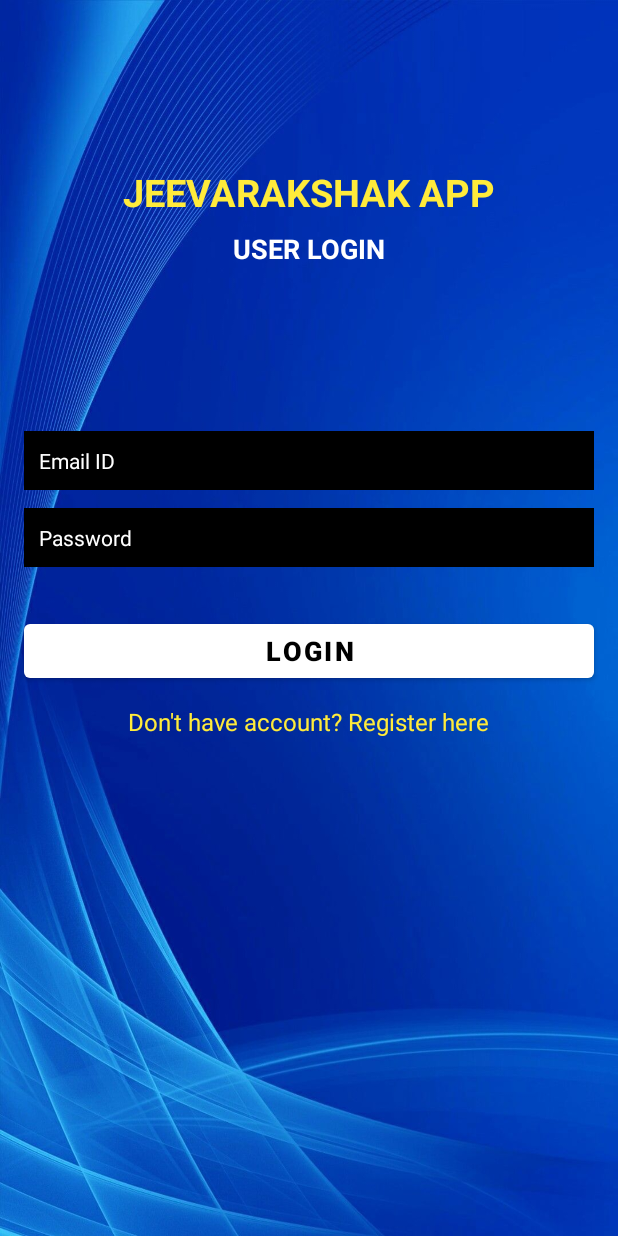
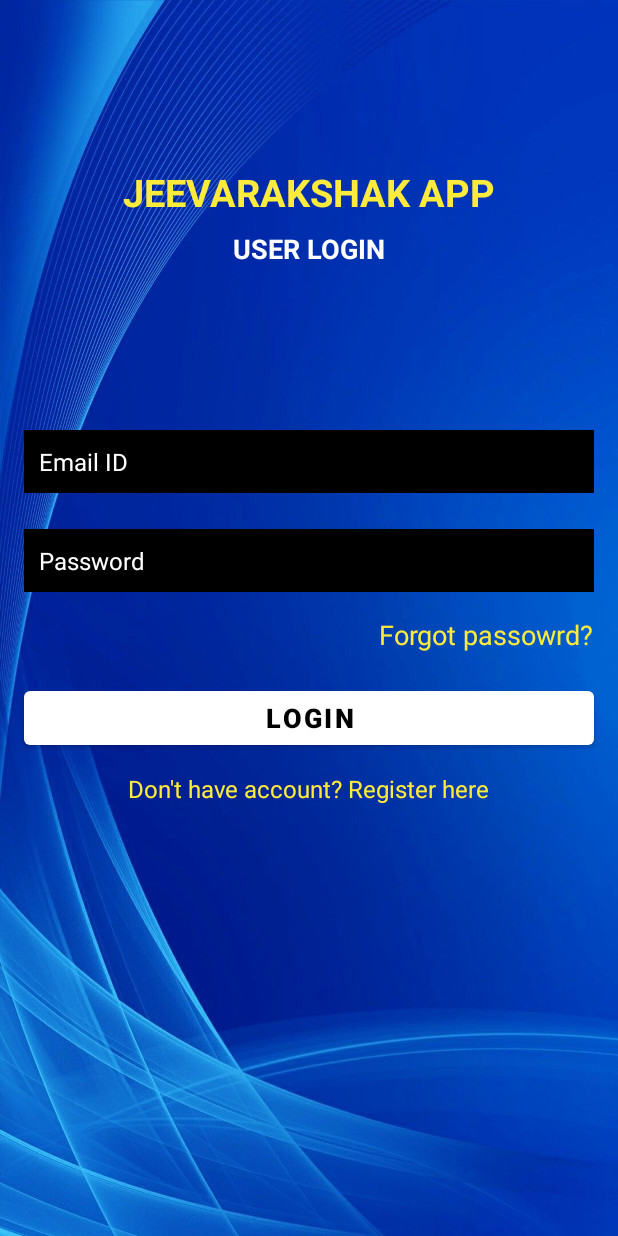
Before and after one commit to kushal-p1699/Accident-Detection-System, an Android app: the screen it shows after launch (Login_Activity), on a phone screen of 412 x 824 dp. Run offline under Robolectric (Android 15) with nearby library versions, the phone set to English and light mode, and no system bars; our stand-ins replace Firebase (no records; nobody signed in at launch, a user with empty details on screens opened directly).

Commit message:
forgot password added

```diff
--- a/app/src/main/java/com/example/accidentdetectionsystem/ui/home/HomeFragment.java
+++ b/app/src/main/java/com/example/accidentdetectionsystem/ui/home/HomeFragment.java
@@ -178,8 +178,7 @@ public class HomeFragment extends Fragment implements SensorEventListener, Locat
 
                 isProcessRunning = true;
 
-                // start gif
-                DisplayCarRunningGif();
+
 
                 final DocumentReference documentReference = fStore.collection("users").document(userId);
                 documentReference.addSnapshotListener(getActivity(), new EventListener<DocumentSnapshot>() {
@@ -227,7 +226,8 @@ public class HomeFragment extends Fragment implements SensorEventListener, Locat
 
 
                             /** if profile is updated then, Start tracking **/
-
+                            // start gif
+                            DisplayCarRunningGif();
                             stopTrackingBtn.setVisibility(View.VISIBLE);
                             startTrackingBtn.setVisibility(View.INVISIBLE);
 
--- a/app/src/main/res/layout/activity_login_.xml
+++ b/app/src/main/res/layout/activity_login_.xml
@@ -50,7 +50,7 @@
         android:padding="10dp"
         android:textColor="#FFFFFF"
         android:textColorHint="@color/white"
-        android:textSize="14sp"
+        android:textSize="16sp"
         app:layout_constraintBottom_toBottomOf="parent"
         app:layout_constraintEnd_toEndOf="parent"
         app:layout_constraintHorizontal_bias="0.497"
@@ -64,7 +64,7 @@
         android:layout_height="wrap_content"
         android:layout_marginStart="16dp"
         android:layout_marginLeft="16dp"
-        android:layout_marginTop="12dp"
+        android:layout_marginTop="24dp"
         android:layout_marginEnd="16dp"
         android:layout_marginRight="16dp"
         android:background="#000000"
@@ -74,7 +74,7 @@
         android:padding="10dp"
         android:textColor="#FFFFFF"
         android:textColorHint="@color/white"
-        android:textSize="14sp"
+        android:textSize="16sp"
         app:layout_constraintEnd_toEndOf="parent"
         app:layout_constraintStart_toStartOf="parent"
         app:layout_constraintTop_toBottomOf="@+id/id_login_email" />
@@ -86,7 +86,7 @@
         android:layout_height="wrap_content"
         android:layout_marginStart="16dp"
         android:layout_marginLeft="16dp"
-        android:layout_marginTop="32dp"
+        android:layout_marginTop="60dp"
         android:layout_marginEnd="16dp"
         android:layout_marginRight="16dp"
         android:text="LOGIN"
@@ -114,6 +114,17 @@
         app:layout_constraintStart_toStartOf="parent"
         app:layout_constraintTop_toBottomOf="@+id/id_login_btnLogin" />
 
+    <TextView
+        android:id="@+id/tv_forgotPass"
+        android:layout_width="wrap_content"
+        android:layout_height="wrap_content"
+        android:layout_marginTop="16dp"
+        android:text="Forgot passowrd?"
+        android:textColor="#FFEB3B"
+        android:textSize="18sp"
+        app:layout_constraintEnd_toEndOf="@+id/id_login_password"
+        app:layout_constraintTop_toBottomOf="@+id/id_login_password" />
+
 </androidx.constraintlayout.widget.ConstraintLayout>
 
 <!--
--- a/app/src/main/res/values-night/themes.xml
+++ b/app/src/main/res/values-night/themes.xml
@@ -1,6 +1,6 @@
 <resources xmlns:tools="http://schemas.android.com/tools">
     <!-- Base application theme. -->
-    <style name="Theme.AccidentDetectionSystem" parent="Theme.MaterialComponents.DayNight.DarkActionBar">
+    <style name="Theme.AccidentDetectionSystem" parent="Theme.MaterialComponents.DayNight.NoActionBar">
         <!-- Primary brand color. -->
         <item name="colorPrimary">@color/purple_200</item>
         <item name="colorPrimaryVariant">@color/purple_700</item>
```
Also changed, not shown: app/src/main/java/com/example/accidentdetectionsystem/Login_Activity.java (+58 -4 lines), app/src/main/java/com/example/accidentdetectionsystem/Register_Activity.java (+6 -2 lines).
